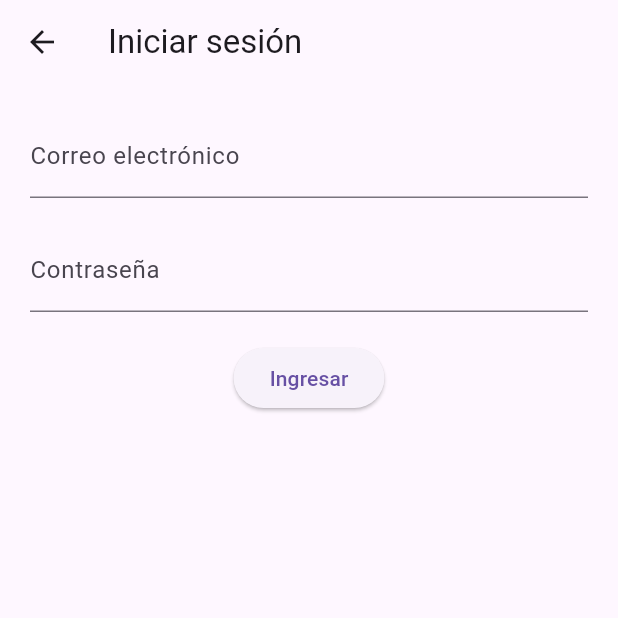
After one commit to DavidAlmonacid/tienda_online_flutter, a Flutter app: the LoginScreen screen opened directly, after a tap on "Ingresar", on a phone screen of 412 x 824 dp, the top half of it. The commit adds this screen. Run offline on Flutter 3.47's test engine with Material 3 defaults, Android fonts, the phone set to English and light mode, and no system bars; missing offline and left inert: flutter_animated_button.

Commit message:
Agregada ventana de login

```diff
--- a/lib/main.dart
+++ b/lib/main.dart
@@ -1,5 +1,6 @@
 import 'package:flutter/material.dart';
 import 'package:flutter_animated_button/flutter_animated_button.dart';
+import 'package:tienda_online_flutter/screens/login_screen.dart';
 
 void main() => runApp(const MyApp());
 
@@ -54,7 +55,7 @@ class MainScreen extends StatelessWidget {
                         Navigator.push(
                           context,
                           MaterialPageRoute(
-                              builder: (context) => const SecondScreen()),
+                              builder: (context) => const LoginScreen()),
                         );
                       },
                       height: 48,
--- /dev/null
+++ b/lib/screens/login_screen.dart
@@ -0,0 +1,74 @@
+import 'package:flutter/material.dart';
+
+class LoginScreen extends StatefulWidget {
+  const LoginScreen({super.key});
+
+  @override
+  _LoginScreenState createState() => _LoginScreenState();
+}
+
+class _LoginScreenState extends State<LoginScreen> {
+  final _formKey = GlobalKey<FormState>(); // For form validation
+
+  // Text editing controller variables for email and password
+  final TextEditingController _emailController = TextEditingController();
+  final TextEditingController _passwordController = TextEditingController();
+
+  @override
+  Widget build(BuildContext context) {
+    return Scaffold(
+      appBar: AppBar(
+        title: const Text('Iniciar sesión'), // Title for the screen
+      ),
+      body: SingleChildScrollView(
+        // Allow scrolling if content overflows
+        padding: const EdgeInsets.all(20.0),
+        child: Form(
+          key: _formKey, // Assign the form key
+          child: Column(
+            children: [
+              // Text field for email
+              TextFormField(
+                controller: _emailController,
+                decoration: const InputDecoration(
+                  labelText: 'Correo electrónico',
+                ),
+                validator: (value) {
+                  return null;
+
+                  // Add validation logic for email (if needed)
+                },
+              ),
+              const SizedBox(height: 20.0), // Add spacing
+
+              // Text field for password
+              TextFormField(
+                controller: _passwordController,
+                decoration: const InputDecoration(
+                  labelText: 'Contraseña',
+                ),
+                obscureText: true, // Hide password characters
+                validator: (value) {
+                  return null;
+
+                  // Add validation logic for password (if needed)
+                },
+              ),
+              const SizedBox(height: 20.0),
+
+              // Button to submit login
+              ElevatedButton(
+                onPressed: () {
+                  if (_formKey.currentState!.validate()) {
+                    // Handle login logic (call equivalent of `ingresarUsuario` from Kotlin)
+                  }
+                },
+                child: const Text('Ingresar'),
+              ),
+            ],
+          ),
+        ),
+      ),
+    );
+  }
+}
```
